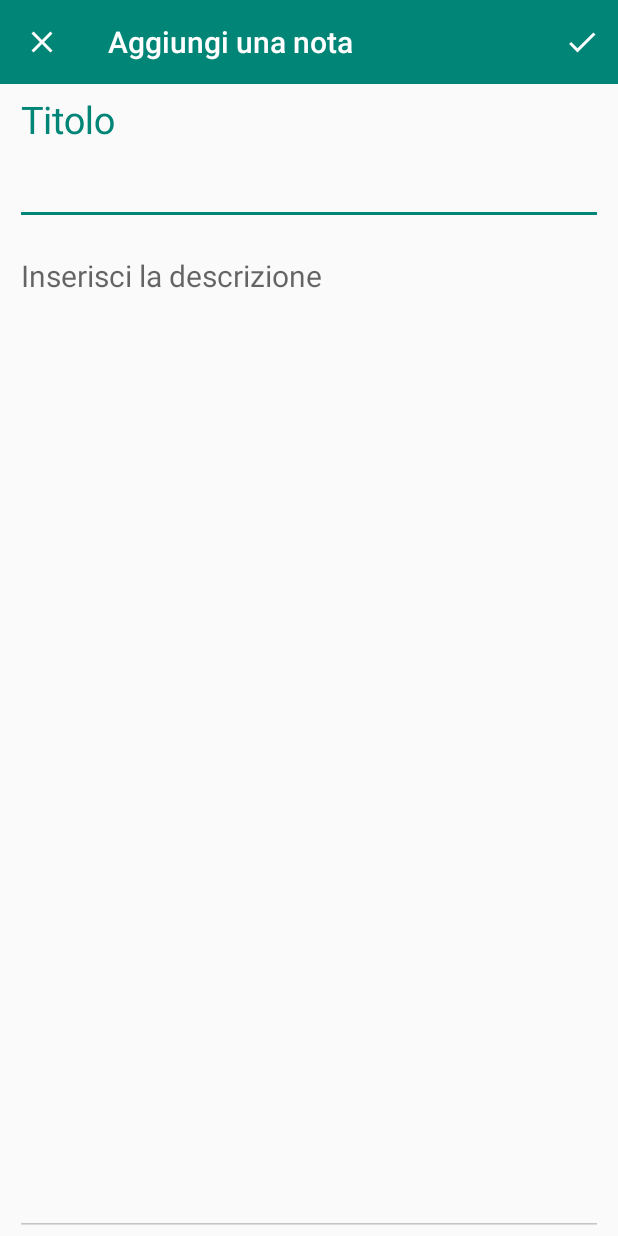
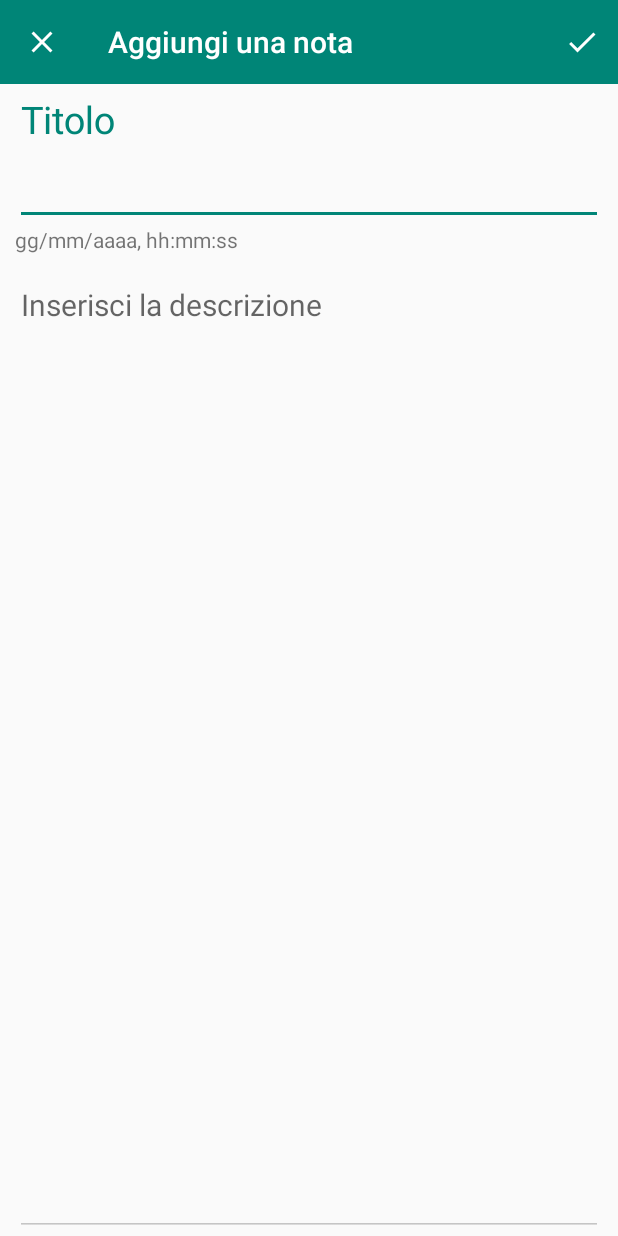
Before and after one commit to nico9779/ProgettoESP, an Android app: the ActivityAddEditNote screen opened directly, with no data from a screen before it, on a phone screen of 412 x 824 dp. Run offline under Robolectric (Android 15) with nearby library versions, the phone set to English and light mode, and no system bars; our stand-ins replace Room's generated code.

Commit message:
aggiunto l'attributo DataTime all'activity note.java
ancora non funziona

```diff
--- a/app/src/main/java/it/gliandroidiani/progettoesp/ActivityAddEditNote.java
+++ b/app/src/main/java/it/gliandroidiani/progettoesp/ActivityAddEditNote.java
@@ -108,7 +108,7 @@ public class ActivityAddEditNote extends AppCompatActivity {
         Controllo se devo creare l'allarme o modificarla e svolgo l'opzione corretta
          */
         if(!getIntent().hasExtra(NoteFragment.EXTRA_ID_NOTE)){
-            Note note = new Note(title, description);
+            Note note = new Note(title,System.currentTimeMillis(),description);
             noteViewModel.addNote(note);
             Toast.makeText(this, R.string.event_save_note, Toast.LENGTH_SHORT).show();
         }
@@ -117,7 +117,7 @@ public class ActivityAddEditNote extends AppCompatActivity {
             if (id == -1)
                 Toast.makeText(this, R.string.impossible_edit_note, Toast.LENGTH_SHORT).show();
             else {
-                Note note = new Note(title, description);
+                Note note = new Note(title,System.currentTimeMillis(), description);
                 note.setId(id);
                 noteViewModel.updateNote(note);
                 Toast.makeText(this, R.string.event_edit_note, Toast.LENGTH_SHORT).show();
--- a/app/src/main/java/it/gliandroidiani/progettoesp/NoteAdapter.java
+++ b/app/src/main/java/it/gliandroidiani/progettoesp/NoteAdapter.java
@@ -1,5 +1,6 @@
 package it.gliandroidiani.progettoesp;
 
+import android.content.Context;
 import android.support.annotation.NonNull;
 import android.support.v7.widget.RecyclerView;
 import android.view.LayoutInflater;
@@ -63,13 +64,17 @@ public class NoteAdapter extends RecyclerView.Adapter<NoteAdapter.NoteViewHolder
         */
         private TextView title;
         private TextView description;
+        private TextView data;
 
         public NoteViewHolder(@NonNull View itemView) {
             super(itemView);
             //Inizializzazione
             title = itemView.findViewById(R.id.note_title_item);
             description = itemView.findViewById(R.id.note_description_item);
+            data= itemView.findViewById(R.id.list_note_date);
 
+
+            data.setText(Note.getDateTimeFormatted(data.getContext()));
             itemView.setOnClickListener(new View.OnClickListener() {
                 @Override
                 public void onClick(View v) {
--- a/app/src/main/res/layout/activity_add_note.xml
+++ b/app/src/main/res/layout/activity_add_note.xml
@@ -37,6 +37,13 @@
                 android:inputType="textCapSentences"
                 android:textSize="30sp" />
 
+            <TextView
+                android:layout_width="wrap_content"
+                android:layout_height="wrap_content"
+                android:textAppearance="?android:attr/textAppearanceSmall"
+                android:text="gg/mm/aaaa, hh:mm:ss"
+                android:id="@+id/list_note_date"
+                />
         </android.support.design.widget.TextInputLayout>
 
     </RelativeLayout>
```
Also changed, not shown: app/src/main/java/it/gliandroidiani/progettoesp/MainActivity.java (+6 -4 lines), app/src/main/java/it/gliandroidiani/progettoesp/Note.java (+34 -5 lines).
